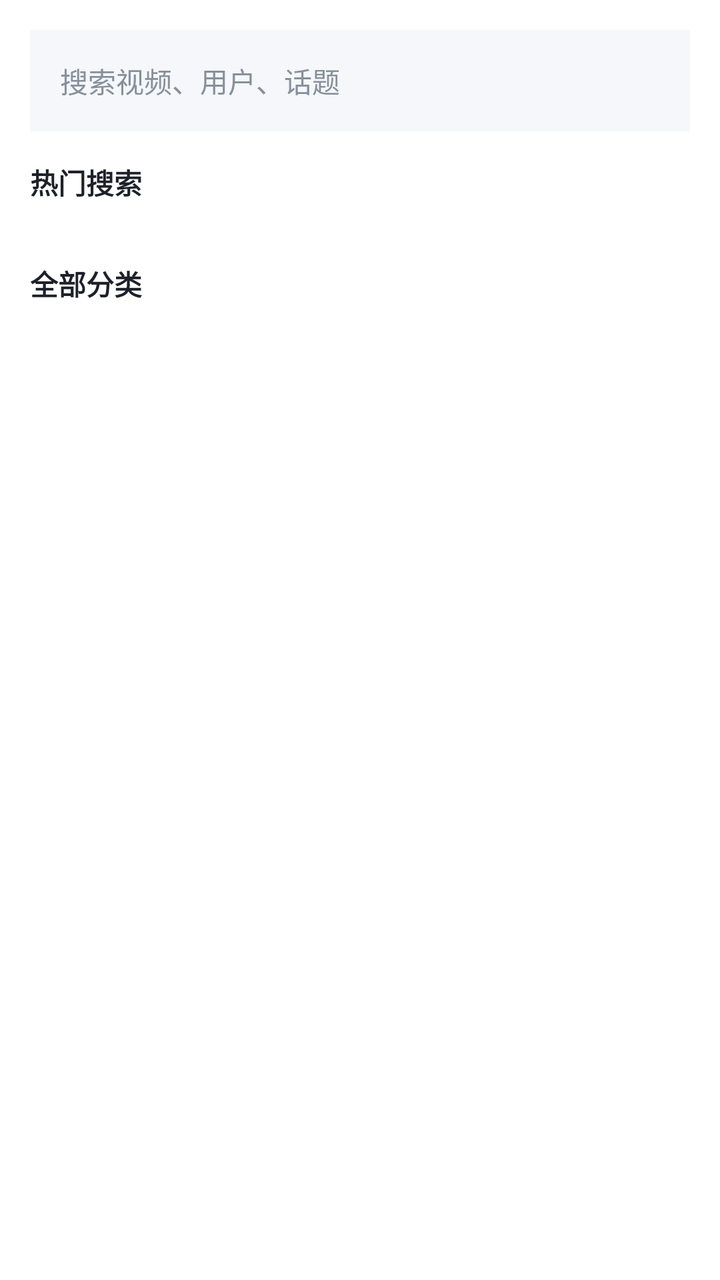
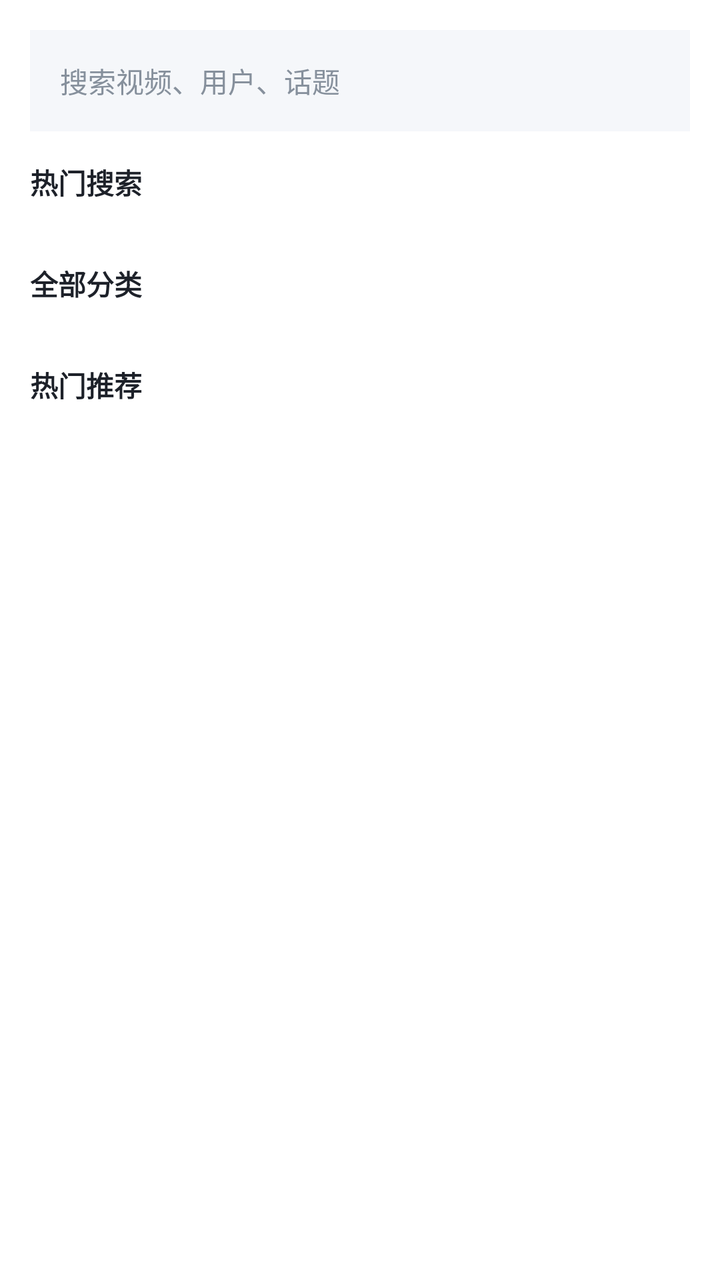

Two renders of the same Android screen: before a commit and after it. Below are the layout's source before the change and the commit's diff.
<!-- AndroidManifest.xml: application theme Theme.ZhuiJu -->
<!-- res/layout/fragment_find.xml -->
<?xml version="1.0" encoding="utf-8"?>
<androidx.constraintlayout.widget.ConstraintLayout xmlns:android="http://schemas.android.com/apk/res/android"
    xmlns:app="http://schemas.android.com/apk/res-auto"
    android:layout_width="match_parent"
    android:layout_height="match_parent"
    android:background="@color/page_bg">

    
    <EditText
        android:id="@+id/et_search"
        android:layout_width="0dp"
        android:layout_height="wrap_content"
        android:layout_margin="@dimen/spacing_medium"
        android:padding="@dimen/spacing_medium"
        android:background="@color/card_bg"
        android:hint="搜索视频、用户、话题"
        android:textColorHint="@color/text_placeholder"
        android:textColor="@color/text_primary"
        android:textSize="@dimen/text_size_body"
        android:imeOptions="actionSearch"
        android:inputType="text"
        android:maxLines="1"
        app:layout_constraintTop_toTopOf="parent"
        app:layout_constraintStart_toStartOf="parent"
        app:layout_constraintEnd_toEndOf="parent" />

    
    <ScrollView
        android:layout_width="0dp"
        android:layout_height="0dp"
        android:fillViewport="true"
        app:layout_constraintTop_toBottomOf="@id/et_search"
        app:layout_constraintBottom_toBottomOf="parent"
        app:layout_constraintStart_toStartOf="parent"
        app:layout_constraintEnd_toEndOf="parent">

        <LinearLayout
            android:layout_width="match_parent"
            android:layout_height="wrap_content"
            android:orientation="vertical"
            android:padding="@dimen/spacing_medium">

            
            <TextView
                android:layout_width="wrap_content"
                android:layout_height="wrap_content"
                android:text="热门搜索"
                android:textColor="@color/text_primary"
                android:textSize="@dimen/text_size_body"
                android:textStyle="bold" />

            <com.google.android.material.chip.ChipGroup
                android:id="@+id/chip_hot_search"
                android:layout_width="match_parent"
                android:layout_height="wrap_content"
                android:layout_marginTop="@dimen/spacing_small" />

            
            <TextView
                android:layout_width="wrap_content"
                android:layout_height="wrap_content"
                android:layout_marginTop="@dimen/spacing_large"
                android:text="全部分类"
                android:textColor="@color/text_primary"
                android:textSize="@dimen/text_size_body"
                android:textStyle="bold" />

            <androidx.recyclerview.widget.RecyclerView
                android:id="@+id/rv_category"
                android:layout_width="match_parent"
                android:layout_height="wrap_content"
                android:layout_marginTop="@dimen/spacing_small"
                android:nestedScrollingEnabled="false" />

            
            <TextView
                android:id="@+id/tv_section1_title"
                android:layout_width="wrap_content"
                android:layout_height="wrap_content"
                android:layout_marginTop="@dimen/spacing_large"
                android:textColor="@color/text_primary"
                android:textSize="@dimen/text_size_body"
                android:textStyle="bold" />

            <androidx.recyclerview.widget.RecyclerView
                android:id="@+id/rv_section1"
                android:layout_width="match_parent"
                android:layout_height="wrap_content"
                android:layout_marginTop="@dimen/spacing_small"
                android:nestedScrollingEnabled="false" />

        </LinearLayout>
    </ScrollView>

</androidx.constraintlayout.widget.ConstraintLayout>
<!-- resources referenced by this layout -->
<resources>
  <color name="card_bg">#FFF5F7FA</color>
  <color name="page_bg">#FFFFFFFF</color>
  <color name="text_placeholder">#FF86909C</color>
  <color name="text_primary">#FF1D2129</color>
  <dimen name="spacing_large">20dp</dimen>
  <dimen name="spacing_medium">15dp</dimen>
  <dimen name="spacing_small">10dp</dimen>
  <dimen name="text_size_body">14sp</dimen>
  <style name="Theme.ZhuiJu" parent="Theme.MaterialComponents.DayNight.NoActionBar">
          <item name="colorPrimary">@color/color_primary</item>
          <item name="colorPrimaryVariant">@color/color_primary_dark</item>
          <item name="colorOnPrimary">@color/white</item>
          <item name="colorSecondary">@color/color_primary_light</item>
          <item name="colorOnSecondary">@color/white</item>
          <item name="android:windowBackground">@color/page_bg</item>
          <item name="android:statusBarColor" tools:targetApi="21">@color/page_bg</item>
          <item name="android:navigationBarColor" tools:targetApi="21">@color/page_bg</item>
          <item name="android:windowLightStatusBar" tools:targetApi="23">true</item>
      </style>
  <color name="color_primary">#FF1677FF</color>
  <color name="color_primary_dark">#FF0E5ECC</color>
  <color name="white">#FFFFFFFF</color>
  <color name="color_primary_light">#FF4096FF</color>
</resources>

<!-- the commit's change to res/layout/fragment_find.xml (unified diff, before → after) -->
@@ -22,10 +22,25 @@
         android:maxLines="1"
         app:layout_constraintTop_toTopOf="parent"
         app:layout_constraintStart_toStartOf="parent"
+        app:layout_constraintEnd_toStartOf="@id/btn_clear_search" />
+
+    
+    <ImageButton
+        android:id="@+id/btn_clear_search"
+        android:layout_width="40dp"
+        android:layout_height="40dp"
+        android:layout_marginEnd="@dimen/spacing_medium"
+        android:background="?attr/selectableItemBackgroundBorderless"
+        android:src="@android:drawable/ic_menu_close_clear_cancel"
+        android:contentDescription="清空"
+        android:visibility="gone"
+        app:layout_constraintTop_toTopOf="@id/et_search"
+        app:layout_constraintBottom_toBottomOf="@id/et_search"
         app:layout_constraintEnd_toEndOf="parent" />
 
     
     <ScrollView
+        android:id="@+id/scroll_browse"
         android:layout_width="0dp"
         android:layout_height="0dp"
         android:fillViewport="true"
@@ -78,6 +93,7 @@
                 android:layout_width="wrap_content"
                 android:layout_height="wrap_content"
                 android:layout_marginTop="@dimen/spacing_large"
+                android:text="热门推荐"
                 android:textColor="@color/text_primary"
                 android:textSize="@dimen/text_size_body"
                 android:textStyle="bold" />
@@ -92,4 +108,17 @@
         </LinearLayout>
     </ScrollView>
 
+    
+    <androidx.recyclerview.widget.RecyclerView
+        android:id="@+id/rv_search_result"
+        android:layout_width="0dp"
+        android:layout_height="0dp"
+        android:padding="@dimen/spacing_small"
+        android:clipToPadding="false"
+        android:visibility="gone"
+        app:layout_constraintTop_toBottomOf="@id/et_search"
+        app:layout_constraintBottom_toBottomOf="parent"
+        app:layout_constraintStart_toStartOf="parent"
+        app:layout_constraintEnd_toEndOf="parent" />
+
 </androidx.constraintlayout.widget.ConstraintLayout>
